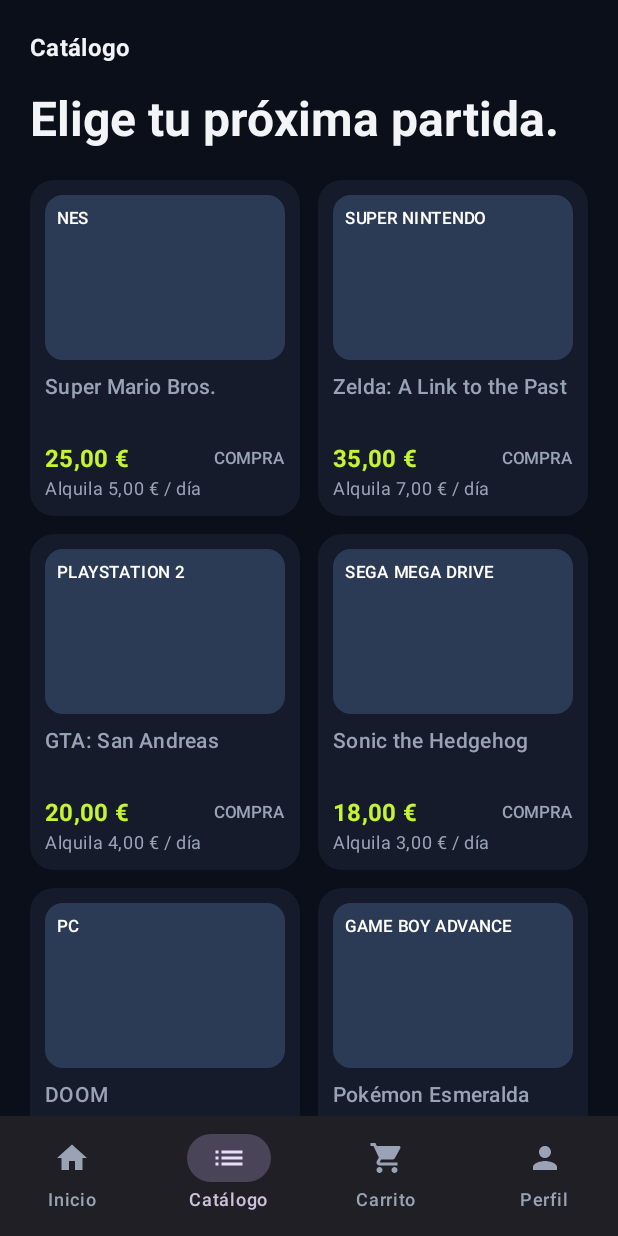
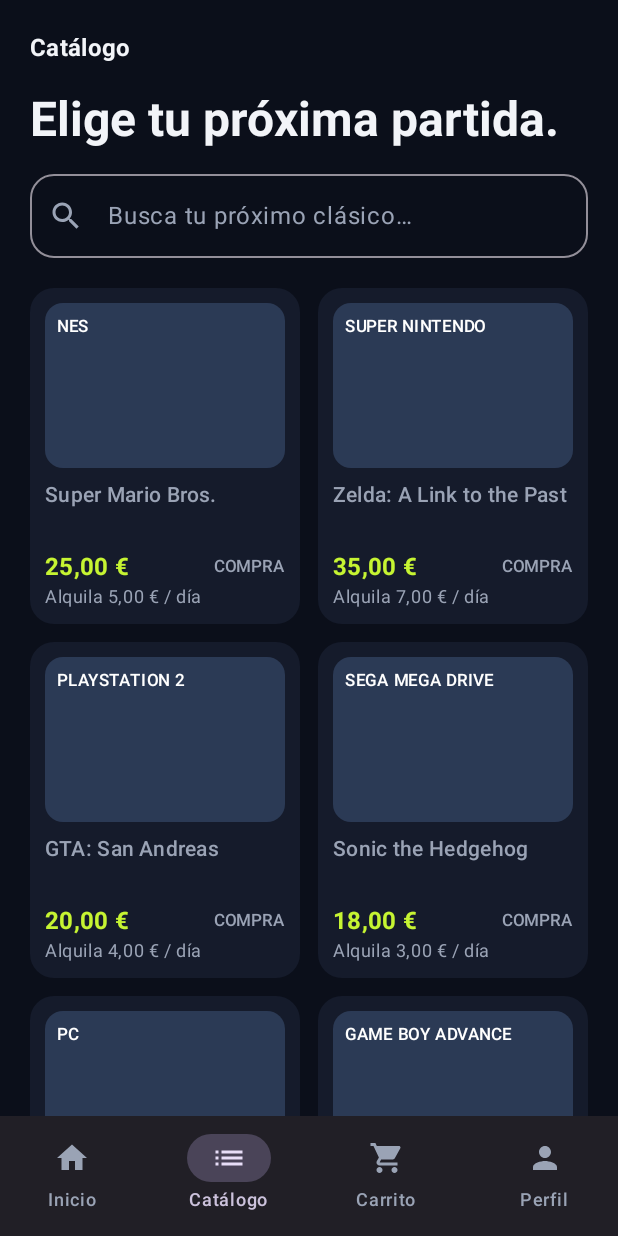
Before and after one commit to Adrian0519/RoquiGames, an Android app built with Jetpack Compose: the CatalogoScreen screen opened through its navigation route, on a phone screen of 412 x 824 dp. Run offline under Robolectric (Android 15) with nearby library versions, the phone set to English and light mode, and no system bars.

Commit message:
Buscador

```diff
--- a/app/src/main/java/com/example/myapplication/screens/CatalogoScreen.kt
+++ b/app/src/main/java/com/example/myapplication/screens/CatalogoScreen.kt
@@ -15,10 +15,17 @@ import androidx.compose.foundation.lazy.grid.GridItemSpan
 import androidx.compose.foundation.lazy.grid.LazyVerticalGrid
 import androidx.compose.foundation.lazy.grid.items
 import androidx.compose.foundation.shape.RoundedCornerShape
+import androidx.compose.material.icons.Icons
+import androidx.compose.material.icons.filled.Search
 import androidx.compose.material3.Card
+import androidx.compose.material3.Icon
 import androidx.compose.material3.MaterialTheme
+import androidx.compose.material3.OutlinedTextField
 import androidx.compose.material3.Text
 import androidx.compose.runtime.Composable
+import androidx.compose.runtime.mutableStateOf
+import androidx.compose.runtime.remember
+import androidx.compose.runtime.setValue
 import androidx.compose.ui.Alignment
 import androidx.compose.ui.Modifier
 import androidx.compose.ui.draw.clip
@@ -26,6 +33,7 @@ import androidx.compose.ui.graphics.Color
 import androidx.compose.ui.text.font.FontWeight
 import androidx.compose.ui.text.style.TextOverflow
 import androidx.compose.ui.unit.dp
+import androidx.compose.runtime.getValue
 
 data class JuegoCatalogo(
     val titulo: String,
@@ -45,6 +53,12 @@ private val juegosCatalogo = listOf(
 
 @Composable
 fun CatalogoScreen(modifier: Modifier = Modifier) {
+
+    var busqueda by remember { mutableStateOf("") }
+
+    val juegosFiltrados = juegosCatalogo.filter {
+        it.titulo.contains(busqueda, ignoreCase = true)
+    }
     LazyVerticalGrid(
         columns = GridCells.Fixed(2),
         modifier = modifier.fillMaxSize(),
@@ -61,11 +75,21 @@ fun CatalogoScreen(modifier: Modifier = Modifier) {
                     style = MaterialTheme.typography.headlineLarge,
                     fontWeight = FontWeight.Bold
                 )
+                Spacer(modifier = Modifier.height(16.dp))
+                OutlinedTextField(
+                    value = busqueda,
+                    onValueChange = { busqueda = it },
+                    modifier = Modifier.fillMaxWidth(),
+                    placeholder = { Text("Busca tu próximo clásico…") },
+                    leadingIcon = { Icon(Icons.Filled.Search, contentDescription = "Buscar") },
+                    singleLine = true,
+                    shape = RoundedCornerShape(16.dp)
+                )
                 Spacer(modifier = Modifier.height(8.dp))
             }
         }
 
-        items(juegosCatalogo) { juego ->
+        items(juegosFiltrados) { juego ->
             TarjetaCatalogo(juego)
         }
     }
```
